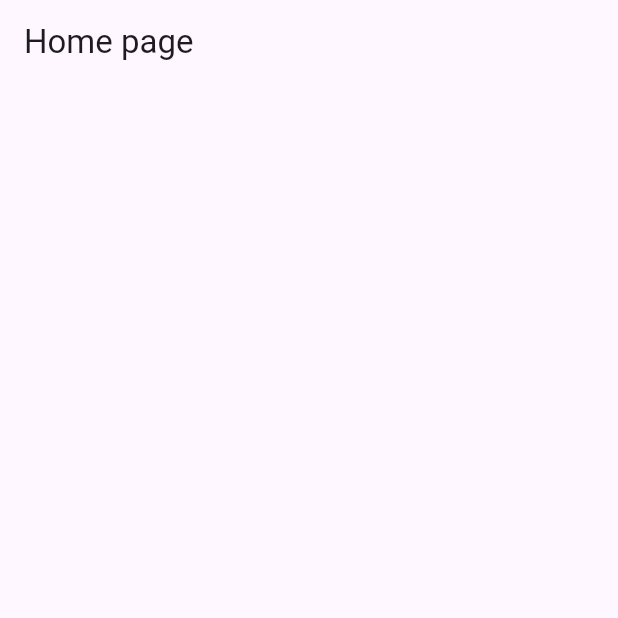
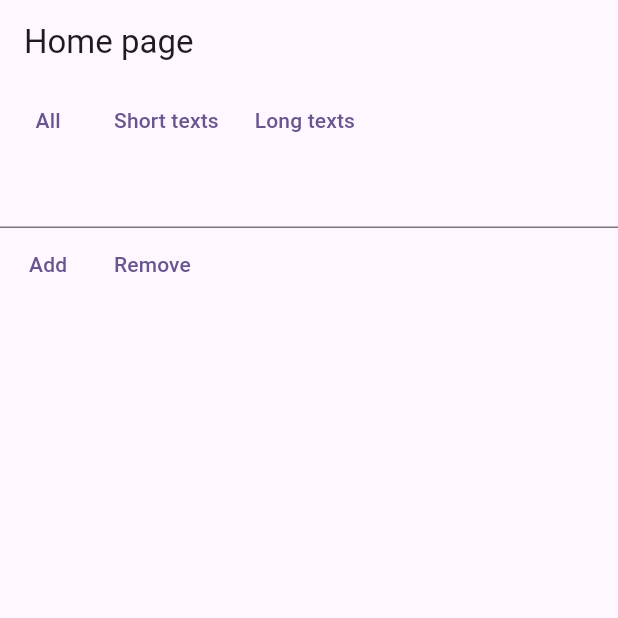
Before and after one commit to Wolfram-180/redux, a Flutter app: the screen it shows after launch, on a phone screen of 412 x 824 dp, the top half of it. Run offline on Flutter 3.47's test engine with Material 3 defaults, Android fonts, the phone set to English and light mode, and no system bars; our stand-ins replace flutter_hooks, flutter_redux, redux.

```diff
--- a/lib/main.dart
+++ b/lib/main.dart
@@ -21,15 +21,93 @@ class HomePage extends hooks.HookWidget {
 
   @override
   Widget build(BuildContext context) {
-    final store = Store(appStateReducer,
-        initialState: const State(
-          items: [],
-          filter: ItemFilter.all,
-        ));
-    final textController = hooks.useTextEditingController;
+    final store = Store(
+      appStateReducer,
+      initialState: const State(
+        items: [],
+        filter: ItemFilter.all,
+      ),
+    );
+    final textController = hooks.useTextEditingController();
     return Scaffold(
       appBar: AppBar(
         title: const Text('Home page'),
+      ),
+      body: StoreProvider(
+        store: store,
+        child: Column(
+          children: [
+            Row(
+              children: [
+                TextButton(
+                  onPressed: () {
+                    store.dispatch(
+                      const ChangeFilterTypeAction(ItemFilter.all),
+                    );
+                  },
+                  child: const Text('All'),
+                ),
+                TextButton(
+                  onPressed: () {
+                    store.dispatch(
+                      const ChangeFilterTypeAction(ItemFilter.shortTexts),
+                    );
+                  },
+                  child: const Text('Short texts'),
+                ),
+                TextButton(
+                  onPressed: () {
+                    store.dispatch(
+                      const ChangeFilterTypeAction(ItemFilter.longTexts),
+                    );
+                  },
+                  child: const Text('Long texts'),
+                ),
+              ],
+            ),
+            TextField(
+              controller: textController,
+            ),
+            Row(
+              children: [
+                TextButton(
+                  onPressed: () {
+                    store.dispatch(
+                      AddItemAction(item: textController.text),
+                    );
+                    textController.clear();
+                  },
+                  child: const Text('Add'),
+                ),
+                TextButton(
+                  onPressed: () {
+                    store.dispatch(
+                      RemoveItemAction(item: textController.text),
+                    );
+                    textController.clear();
+                  },
+                  child: const Text('Remove'),
+                ),
+              ],
+            ),
+            StoreConnector<State, Iterable<String>>(
+              converter: (store) => store.state.filteredItems,
+              builder: (context, items) {
+                return Expanded(
+                  child: ListView.builder(
+                    itemCount: items.length,
+                    itemBuilder: (context, index) {
+                      final item = items.elementAt(index);
+                      return ListTile(
+                        title: Text(item),
+                      );
+                    },
+                  ),
+                );
+              },
+            ),
+          ],
+        ),
       ),
     );
   }
```
